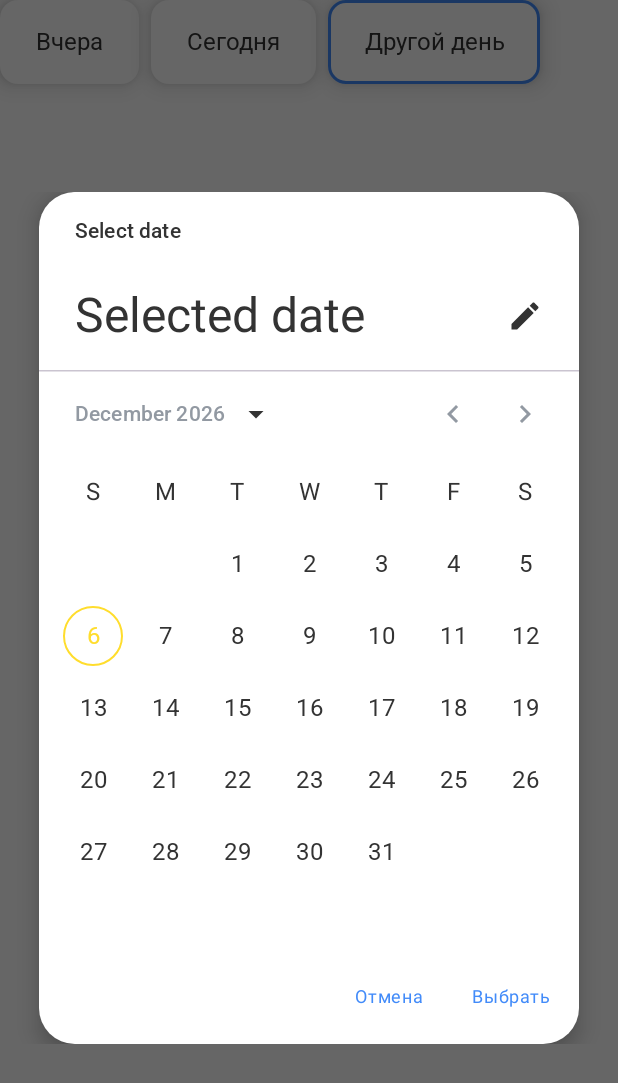
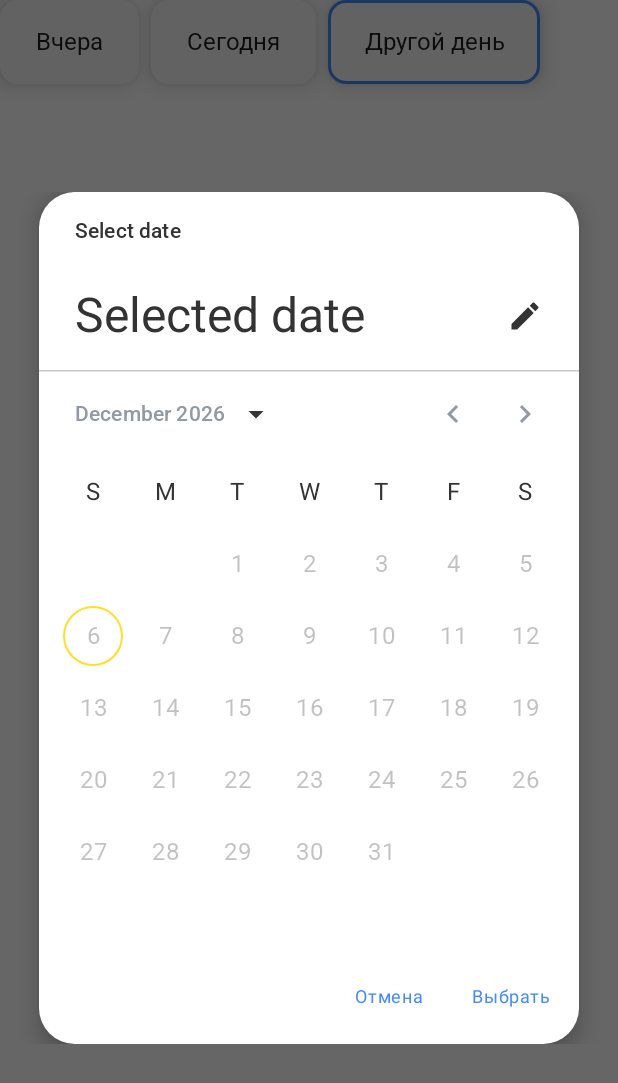
Before and after one commit to Nbveh25/T-Finance, an Android app built with Jetpack Compose: the composable DatePicker shown on its own in the app's theme, after a tap on "Другой день", on a phone screen of 412 x 824 dp. Shown: the top 1083 px of the screen. Run offline under Robolectric (Android 15) with nearby library versions, the phone set to English and light mode, and no system bars; pictures from the network do not load; 2 other taps on this screen came first.

Commit message:
adding transaction screen add

```diff
--- a/app/src/main/java/ru/practice/t_finance/presentation/components/StaticView.kt
+++ b/app/src/main/java/ru/practice/t_finance/presentation/components/StaticView.kt
@@ -1,7 +1,5 @@
 package ru.practice.t_finance.presentation.components
 
-import android.R.attr.text
-import android.R.attr.textColor
 import android.os.Build
 import androidx.annotation.RequiresApi
 import androidx.compose.foundation.Canvas
@@ -13,7 +11,6 @@ import androidx.compose.foundation.layout.Box
 import androidx.compose.foundation.layout.Column
 import androidx.compose.foundation.layout.Row
 import androidx.compose.foundation.layout.Spacer
-import androidx.compose.foundation.layout.aspectRatio
 import androidx.compose.foundation.layout.fillMaxWidth
 import androidx.compose.foundation.layout.height
 import androidx.compose.foundation.layout.padding
@@ -31,12 +28,10 @@ import androidx.compose.material3.Card
 import androidx.compose.material3.CardDefaults
 import androidx.compose.material3.DatePicker
 import androidx.compose.material3.DatePickerDialog
-import androidx.compose.material3.DatePickerState
 import androidx.compose.material3.DisplayMode
 import androidx.compose.material3.ExperimentalMaterial3Api
 import androidx.compose.material3.Icon
 import androidx.compose.material3.MaterialTheme
-import androidx.compose.material3.SheetValue
 import androidx.compose.material3.Surface
 import androidx.compose.material3.Text
 import androidx.compose.material3.TextField
@@ -73,17 +68,12 @@ import ru.practice.t_finance.R
 import ru.practice.t_finance.domain.model.Category
 import ru.practice.t_finance.domain.model.TransactionModel
 import ru.practice.t_finance.presentation.theme.TfinanceTheme
-import java.time.LocalDate
-import java.time.YearMonth
-import java.util.Calendar
-import androidx.compose.material3.BottomSheetScaffold
-import androidx.compose.material3.DatePickerColors
 import androidx.compose.material3.DatePickerDefaults
+import androidx.compose.material3.SelectableDates
 import androidx.compose.material3.TextButton
-import androidx.compose.material3.rememberBottomSheetScaffoldState
-import androidx.compose.material3.rememberStandardBottomSheetState
 import androidx.compose.material3.rememberDatePickerState
 import ru.practice.t_finance.presentation.theme.CalendarTypography
+import java.time.YearMonth
 
 @Composable
 fun CustomTextField(
@@ -171,7 +161,7 @@ fun PickerButton(
     Button(
         onClick = onClick,
         colors = ButtonDefaults.buttonColors(
-            containerColor = Color.White
+            containerColor = MaterialTheme.colorScheme.surfaceVariant
         ),
         modifier = modifier
             .shadow(
@@ -193,6 +183,7 @@ fun PickerButton(
         Text(
             text = text,
             style = MaterialTheme.typography.bodySmall,
+            color = MaterialTheme.colorScheme.onSurface,
             textAlign = TextAlign.Center,
             maxLines = maxLines,
             overflow = TextOverflow.Ellipsis
@@ -206,21 +197,34 @@ fun CalendarBottomSheet(
     onDateSelected: (Long) -> Unit,
     onDismiss: () -> Unit
 ) {
+
+    val selectableDates = object : SelectableDates {
+        override fun isSelectableDate(utcTimeMillis: Long): Boolean {
+            return utcTimeMillis <= System.currentTimeMillis()
+        }
+
+        @RequiresApi(Build.VERSION_CODES.O)
+        override fun isSelectableYear(year: Int): Boolean {
+            return year <= YearMonth.now().year
+        }
+    }
+
     val datePickerState = rememberDatePickerState(
-        initialDisplayMode = DisplayMode.Picker
+        initialDisplayMode = DisplayMode.Picker,
+        selectableDates = selectableDates
     )
     MaterialTheme(typography = CalendarTypography) {
         DatePickerDialog(
             modifier = Modifier
                 .shadow(
                     elevation = dimensionResource(R.dimen.card_shadow_elevation_medium),
-                    shape = RoundedCornerShape(24.dp)
+                    shape = RoundedCornerShape(dimensionResource(R.dimen.corner_shape_large))
                 )
                 .background(color = MaterialTheme.colorScheme.background),
             onDismissRequest = onDismiss,
             confirmButton = {
                 CalendarButton(
-                    text = "Выбрать",
+                    text = stringResource(R.string.select),
                     onClick = {
                         datePickerState.selectedDateMillis?.let { onDateSelected(it) }
                         onDismiss()
@@ -229,7 +233,7 @@ fun CalendarBottomSheet(
             },
             dismissButton = {
                 CalendarButton(
-                    text = "Отмена",
+                    text = stringResource(R.string.cancel),
                     onClick = onDismiss
                 )
             },
@@ -248,8 +252,8 @@ fun CalendarBottomSheet(
                     dayContentColor = MaterialTheme.colorScheme.onBackground,
                     selectedDayContainerColor = MaterialTheme.colorScheme.primary,
                     selectedDayContentColor = MaterialTheme.colorScheme.onBackground,
-                    //disabledDayContentColor = MaterialTheme.colorScheme.secondary.copy(alpha = 0.3f),
-                    //navigationIconContentColor = MaterialTheme.colorScheme.secondary
+                    disabledDayContentColor = MaterialTheme.colorScheme.onBackground.copy(alpha = 0.3f),
+                    //disabledDayContainerColor = Color.Transparent
                 )
             )
         }
@@ -282,7 +286,7 @@ fun CalendarButton(
 @Composable
 fun DatePicker(
     modifier: Modifier = Modifier,
-    selectedDate: String = "Другой день",
+    selectedDate: String = stringResource(R.string.another_day),
     onAnotherDayClick: (Long) -> Unit = {}
 ) {
     var selectedButton by remember { mutableIntStateOf(2) }
@@ -300,13 +304,13 @@ fun DatePicker(
 
     Row(modifier = modifier) {
         PickerButton(
-            text = "Вчера",
+            text = stringResource(R.string.yesterday),
             isSelected = selectedButton == 0,
             onClick = { selectedButton = 0 }
         )
         Spacer(modifier = Modifier.width(8.dp))
         PickerButton(
-            text = "Сегодня",
+            text = stringResource(R.string.today),
             isSelected = selectedButton == 1,
             onClick = { selectedButton = 1 }
         )
--- a/app/src/main/res/values/strings.xml
+++ b/app/src/main/res/values/strings.xml
@@ -15,4 +15,9 @@
     <string name="adding_transaction">Добавление транзакции</string>
     <string name="category">Категория</string>
     <string name="summa">Сумма</string>
+    <string name="select">Выбрать</string>
+    <string name="cancel">Отмена</string>
+    <string name="another_day">Другой день</string>
+    <string name="yesterday">Вчера</string>
+    <string name="today">Сегодня</string>
 </resources>
```
